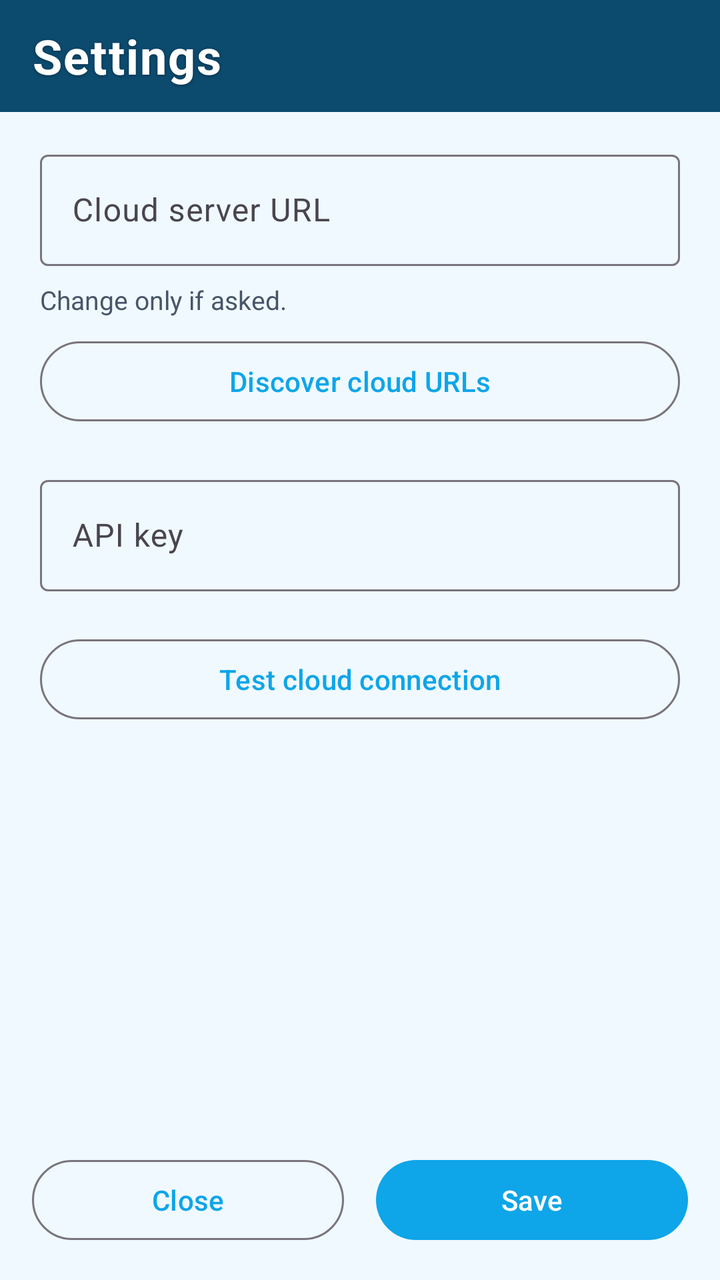
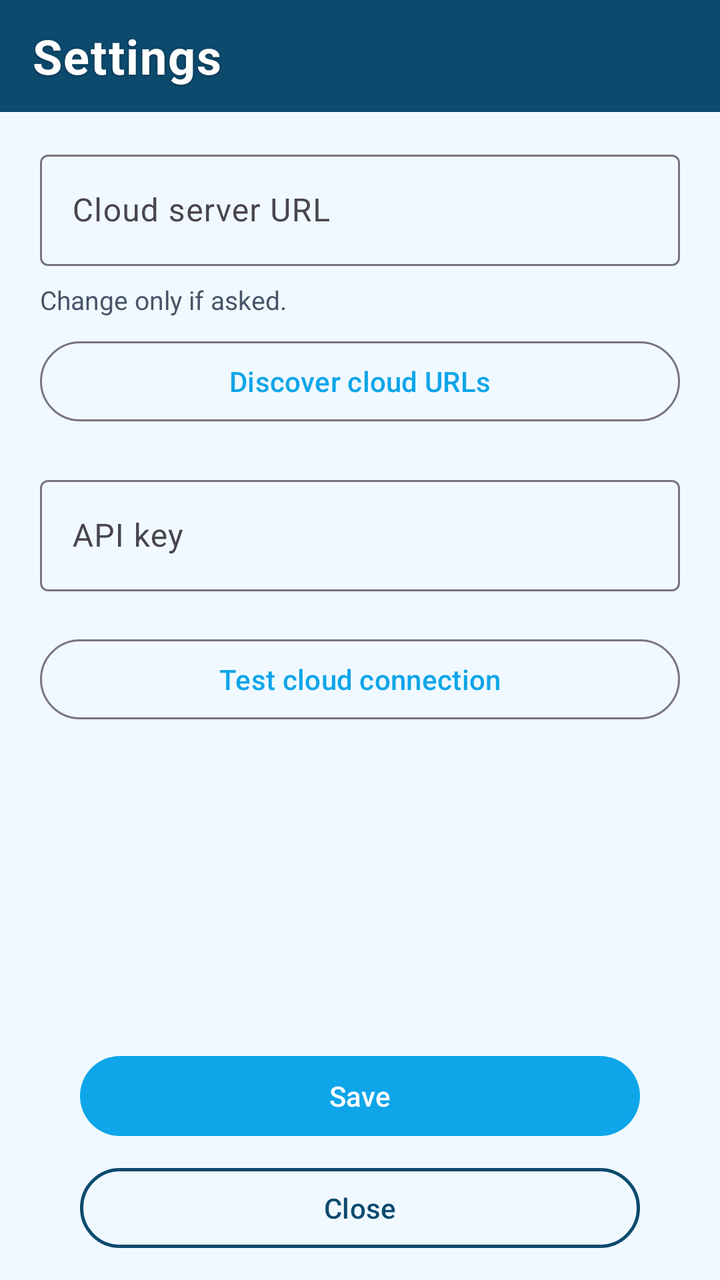

Compare the two renders of this Android layout. The source of the first and the diff that turns it into the second are given below.
<!-- AndroidManifest.xml: application theme Theme.BasketballProtocol -->
<!-- res/layout/activity_settings.xml -->
<?xml version="1.0" encoding="utf-8"?>
<LinearLayout xmlns:android="http://schemas.android.com/apk/res/android"
    xmlns:app="http://schemas.android.com/apk/res-auto"
    android:layout_width="match_parent"
    android:layout_height="match_parent"
    android:background="@color/bg_light"
    android:orientation="vertical">

    <com.google.android.material.appbar.MaterialToolbar
        android:id="@+id/settingsToolbar"
        android:layout_width="match_parent"
        android:layout_height="wrap_content"
        android:background="@color/primary_dark"
        android:minHeight="56dp"
        app:title="@string/settings_title"
        app:titleTextAppearance="@style/TextAppearance.FTProtocol.ToolbarTitle"
        app:titleTextColor="@android:color/white"
        app:theme="@style/ThemeOverlay.FTProtocol.Toolbar" />

    <ScrollView
        android:layout_width="match_parent"
        android:layout_height="0dp"
        android:layout_weight="1"
        android:fillViewport="true"
        android:paddingHorizontal="20dp"
        android:paddingTop="16dp"
        android:paddingBottom="8dp">

        <LinearLayout
            android:layout_width="match_parent"
            android:layout_height="wrap_content"
            android:orientation="vertical">

            <com.google.android.material.textfield.TextInputLayout
                android:layout_width="match_parent"
                android:layout_height="wrap_content"
                android:hint="@string/base_url_hint">

                <com.google.android.material.textfield.TextInputEditText
                    android:id="@+id/baseUrlInput"
                    android:layout_width="match_parent"
                    android:layout_height="wrap_content"
                    android:inputType="textUri" />
            </com.google.android.material.textfield.TextInputLayout>

            <TextView
                android:layout_width="match_parent"
                android:layout_height="wrap_content"
                android:layout_marginTop="8dp"
                android:text="@string/discover_urls_hint"
                android:textColor="@color/text_secondary"
                android:textSize="13sp" />

            <com.google.android.material.button.MaterialButton
                android:id="@+id/discoverUrlsButton"
                style="@style/Widget.Material3.Button.OutlinedButton"
                android:layout_width="match_parent"
                android:layout_height="wrap_content"
                android:layout_marginTop="8dp"
                android:text="@string/discover_urls" />

            <LinearLayout
                android:id="@+id/discoveredUrlsContainer"
                android:layout_width="match_parent"
                android:layout_height="wrap_content"
                android:layout_marginTop="8dp"
                android:orientation="vertical" />

            <com.google.android.material.textfield.TextInputLayout
                android:layout_width="match_parent"
                android:layout_height="wrap_content"
                android:layout_marginTop="12dp"
                android:hint="@string/api_key_hint">

                <com.google.android.material.textfield.TextInputEditText
                    android:id="@+id/apiKeyInput"
                    android:layout_width="match_parent"
                    android:layout_height="wrap_content"
                    android:inputType="textPassword" />
            </com.google.android.material.textfield.TextInputLayout>

            <com.google.android.material.button.MaterialButton
                android:id="@+id/testCloudButton"
                style="@style/Widget.Material3.Button.OutlinedButton"
                android:layout_width="match_parent"
                android:layout_height="wrap_content"
                android:layout_marginTop="20dp"
                android:text="@string/test_cloud" />
        </LinearLayout>
    </ScrollView>

    <LinearLayout
        android:layout_width="match_parent"
        android:layout_height="wrap_content"
        android:orientation="horizontal"
        android:paddingHorizontal="16dp"
        android:paddingBottom="16dp"
        android:paddingTop="8dp">

        <com.google.android.material.button.MaterialButton
            android:id="@+id/closeButton"
            style="@style/Widget.Material3.Button.OutlinedButton"
            android:layout_width="0dp"
            android:layout_height="wrap_content"
            android:layout_marginEnd="8dp"
            android:layout_weight="1"
            android:text="@string/close" />

        <com.google.android.material.button.MaterialButton
            android:id="@+id/saveButton"
            android:layout_width="0dp"
            android:layout_height="wrap_content"
            android:layout_marginStart="8dp"
            android:layout_weight="1"
            android:text="@string/save" />
    </LinearLayout>
</LinearLayout>
<!-- resources referenced by this layout -->
<resources>
  <color name="bg_light">#F0F9FF</color>
  <color name="primary_dark">#0C4A6E</color>
  <color name="text_secondary">#475569</color>
  <string name="api_key_hint">API key</string>
  <string name="base_url_hint">Cloud server URL</string>
  <string name="close">Close</string>
  <string name="discover_urls">Discover cloud URLs</string>
  <string name="discover_urls_hint">Change only if asked.</string>
  <string name="save">Save</string>
  <string name="settings_title">Settings</string>
  <string name="test_cloud">Test cloud connection</string>
  <style name="TextAppearance.FTProtocol.ToolbarTitle" parent="TextAppearance.Material3.TitleLarge">
          <item name="android:textSize">24sp</item>
          <item name="android:textStyle">bold</item>
          <item name="android:textColor">@android:color/white</item>
          <item name="android:letterSpacing">0.03</item>
          <item name="android:shadowColor">#66000000</item>
          <item name="android:shadowDx">0</item>
          <item name="android:shadowDy">1</item>
          <item name="android:shadowRadius">3</item>
      </style>
  <style name="ThemeOverlay.FTProtocol.Toolbar" parent="ThemeOverlay.Material3.Dark">
          <item name="colorControlNormal">@android:color/white</item>
          <item name="android:textColorPrimary">@android:color/white</item>
          <item name="actionMenuTextColor">@android:color/white</item>
      </style>
  <style name="Theme.BasketballProtocol" parent="Theme.Material3.Light.NoActionBar">
          <item name="colorPrimary">@color/primary_blue</item>
          <item name="colorPrimaryContainer">@color/primary_soft</item>
          <item name="colorOnPrimary">@android:color/white</item>
          <item name="colorSurface">@color/surface_card</item>
          <item name="colorOnSurface">@color/text_primary</item>
          <item name="android:statusBarColor">@color/primary_dark</item>
          <item name="android:navigationBarColor">@color/bg_light</item>
          <item name="android:windowLightStatusBar">false</item>
          <item name="android:windowBackground">@color/bg_light</item>
          <item name="android:forceDarkAllowed">false</item>
          <item name="android:popupBackground">@drawable/popup_dropdown_bg</item>
          <item name="popupMenuBackground">@drawable/popup_dropdown_bg</item>
          <item name="actionOverflowButtonStyle">@style/Widget.FTProtocol.Overflow</item>
      </style>
  <color name="primary_blue">#0EA5E9</color>
  <color name="primary_soft">#E0F2FE</color>
  <color name="surface_card">#FFFFFF</color>
  <color name="text_primary">#0F172A</color>
  <!-- drawable popup_dropdown_bg (drawable) -->
  <?xml version="1.0" encoding="utf-8"?>
  <shape xmlns:android="http://schemas.android.com/apk/res/android"
      android:shape="rectangle">
      <solid android:color="@color/surface_card" />
      <corners android:radius="16dp" />
      <stroke
          android:width="1dp"
          android:color="@color/outline_soft" />
  </shape>
  <style name="Widget.FTProtocol.Overflow" parent="Widget.AppCompat.ActionButton.Overflow">
          <item name="android:src">@drawable/ic_more_vert_white</item>
          <item name="srcCompat">@drawable/ic_more_vert_white</item>
          <item name="android:tint">@android:color/white</item>
      </style>
  <color name="outline_soft">#CBD5E1</color>
  <!-- drawable ic_more_vert_white (drawable) -->
  <?xml version="1.0" encoding="utf-8"?>
  <vector xmlns:android="http://schemas.android.com/apk/res/android"
      android:width="24dp"
      android:height="24dp"
      android:viewportWidth="24"
      android:viewportHeight="24">
      <path
          android:fillColor="#FFFFFF"
          android:pathData="M12,8c1.1,0 2,-0.9 2,-2s-0.9,-2 -2,-2 -2,0.9 -2,2 0.9,2 2,2zM12,10c-1.1,0 -2,0.9 -2,2s0.9,2 2,2 2,-0.9 2,-2 -0.9,-2 -2,-2zM12,16c-1.1,0 -2,0.9 -2,2s0.9,2 2,2 2,-0.9 2,-2 -0.9,-2 -2,-2z" />
  </vector>
</resources>

<!-- the commit's change to res/layout/activity_settings.xml (unified diff, before → after) -->
@@ -1,6 +1,7 @@
 <?xml version="1.0" encoding="utf-8"?>
 <LinearLayout xmlns:android="http://schemas.android.com/apk/res/android"
     xmlns:app="http://schemas.android.com/apk/res-auto"
+    android:id="@+id/settingsRoot"
     android:layout_width="match_parent"
     android:layout_height="match_parent"
     android:background="@color/bg_light"
@@ -90,28 +91,32 @@
     </ScrollView>
 
     <LinearLayout
+        android:id="@+id/settingsButtons"
         android:layout_width="match_parent"
         android:layout_height="wrap_content"
-        android:orientation="horizontal"
-        android:paddingHorizontal="16dp"
-        android:paddingBottom="16dp"
-        android:paddingTop="8dp">
+        android:gravity="center_horizontal"
+        android:orientation="vertical"
+        android:paddingHorizontal="40dp"
+        android:paddingTop="8dp"
+        android:paddingBottom="12dp">
+
+        <com.google.android.material.button.MaterialButton
+            android:id="@+id/saveButton"
+            android:layout_width="match_parent"
+            android:layout_height="wrap_content"
+            android:minHeight="48dp"
+            android:text="@string/save" />
 
         <com.google.android.material.button.MaterialButton
             android:id="@+id/closeButton"
             style="@style/Widget.Material3.Button.OutlinedButton"
-            android:layout_width="0dp"
+            android:layout_width="match_parent"
             android:layout_height="wrap_content"
-            android:layout_marginEnd="8dp"
-            android:layout_weight="1"
-            android:text="@string/close" />
-
-        <com.google.android.material.button.MaterialButton
-            android:id="@+id/saveButton"
-            android:layout_width="0dp"
-            android:layout_height="wrap_content"
-            android:layout_marginStart="8dp"
-            android:layout_weight="1"
-            android:text="@string/save" />
+            android:layout_marginTop="8dp"
+            android:minHeight="48dp"
+            android:text="@string/close"
+            android:textColor="@color/primary_dark"
+            app:strokeColor="@color/primary_dark"
+            app:strokeWidth="1.5dp" />
     </LinearLayout>
 </LinearLayout>
